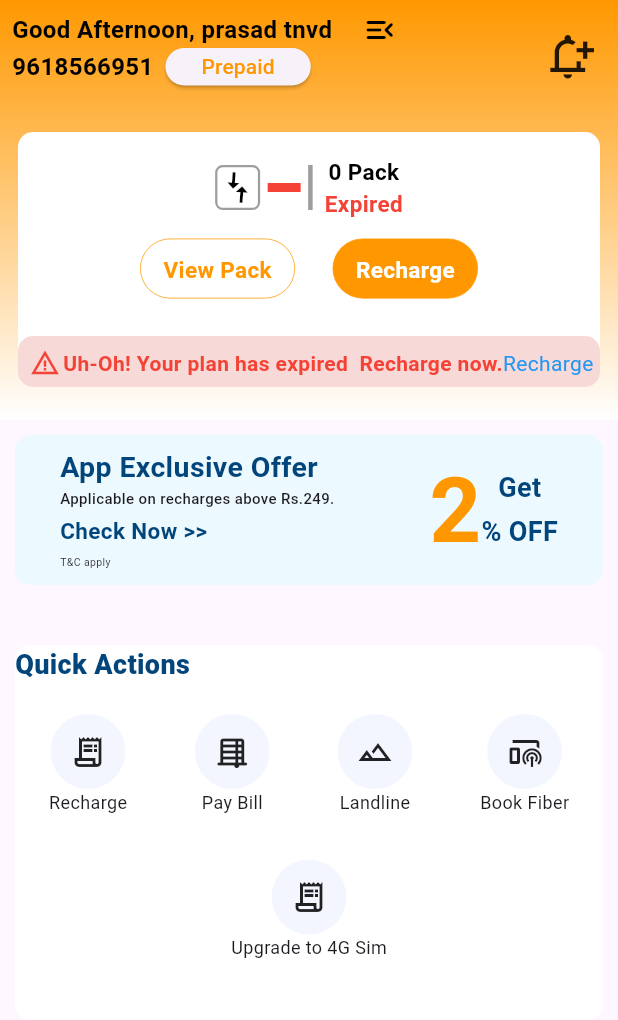
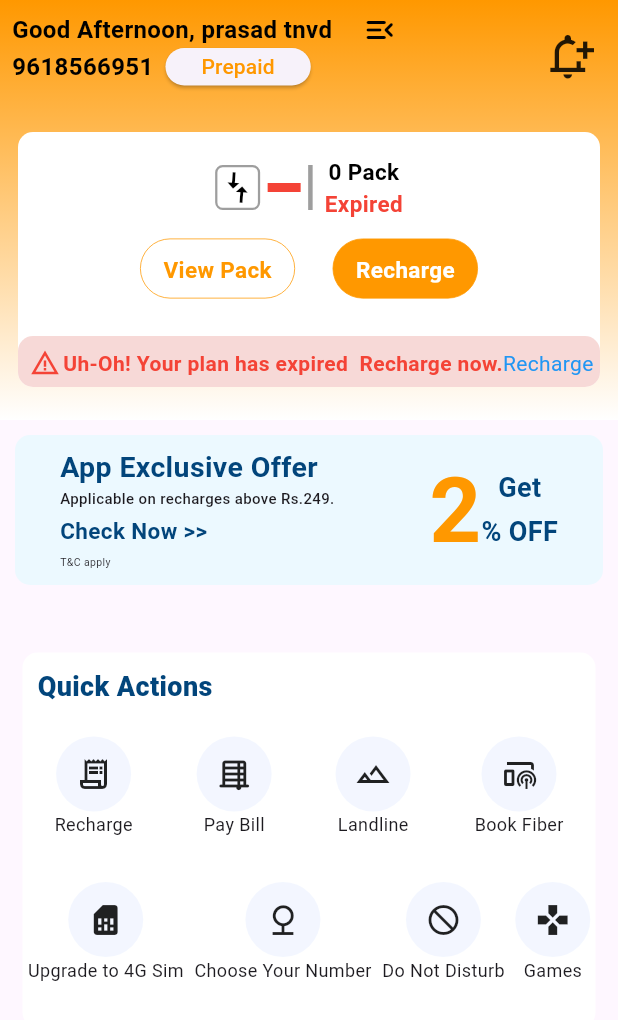
Before and after one commit to ShivaReddy54/BSNL-Screen, a Flutter app: the screen it shows after launch, on a phone screen of 412 x 824 dp. Shown: the top 1020 px of the screen. Run offline on Flutter 3.47's test engine with Material 3 defaults, Android fonts, the phone set to English and light mode, and no system bars.

Commit message:
Added quick actions

```diff
--- a/lib/Screens/BSNL.dart
+++ b/lib/Screens/BSNL.dart
@@ -22,7 +22,7 @@ class BSNL extends StatelessWidget {
   // Quick Actions
   Widget Quick_Actions(){
     return Padding(
-      padding: const EdgeInsets.all(10.0),
+      padding: const EdgeInsets.all(15.0),
       child: IntrinsicHeight(
         child: Container(
           width: double.infinity,
@@ -35,7 +35,10 @@ class BSNL extends StatelessWidget {
             mainAxisAlignment: MainAxisAlignment.start,
             crossAxisAlignment: CrossAxisAlignment.start,
             children: [
-              Text("Quick Actions", style: TextStyle(fontSize: 18, color: const Color.fromARGB(255, 2, 69, 123), fontWeight: FontWeight.w800),),
+              Padding(
+                padding: const EdgeInsets.only(top: 10, left: 10),
+                child: Text("Quick Actions", style: TextStyle(fontSize: 18, color: const Color.fromARGB(255, 2, 69, 123), fontWeight: FontWeight.w800),),
+              ),
 
               SizedBox(height: 20,),
               Row(
@@ -51,7 +54,10 @@ class BSNL extends StatelessWidget {
               Row(
                 mainAxisAlignment: MainAxisAlignment.spaceAround,
                 children: [
-                  Action_button(Icons.receipt_long_sharp,"Upgrade to 4G Sim"),
+                  Action_button(Icons.sim_card,"Upgrade to 4G Sim"),
+                  Action_button(Icons.nature_outlined,"Choose Your Number"),
+                  Action_button(Icons.do_not_disturb,"Do Not Disturb"),
+                  Action_button(Icons.games,"Games"),
 
                 ],
               )
@@ -77,7 +83,7 @@ class BSNL extends StatelessWidget {
             child: Icon(icn)
           ),
         ),
-        Text(name, style: TextStyle(fontSize: 12),)
+        Text(name, style: TextStyle(fontSize: 12), overflow: TextOverflow.ellipsis, maxLines: 2,)
       ],
     );
   }
```
